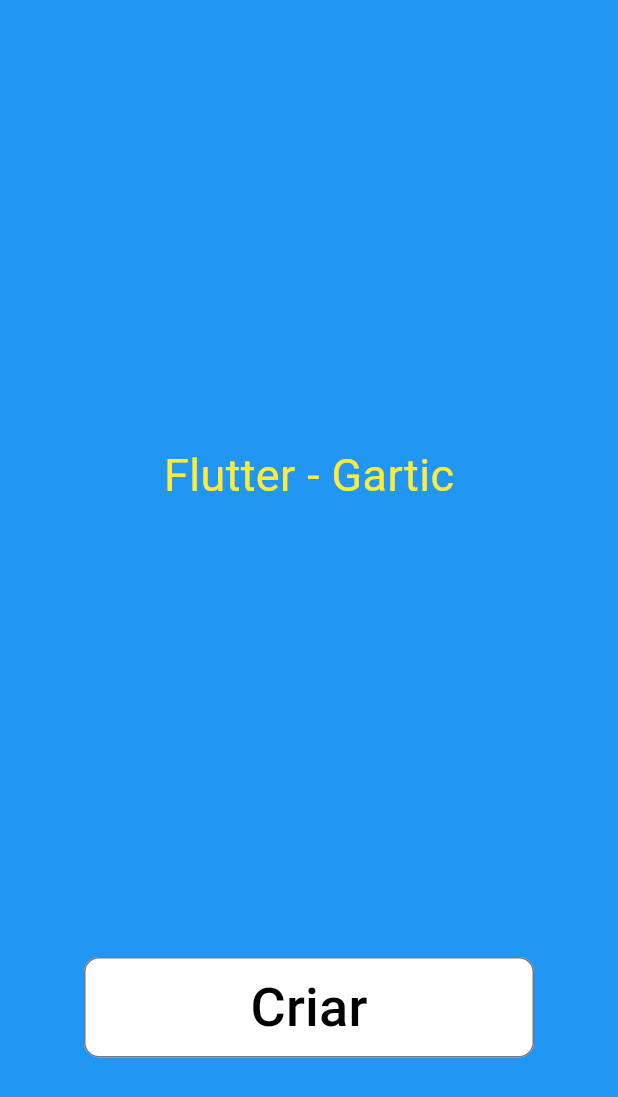
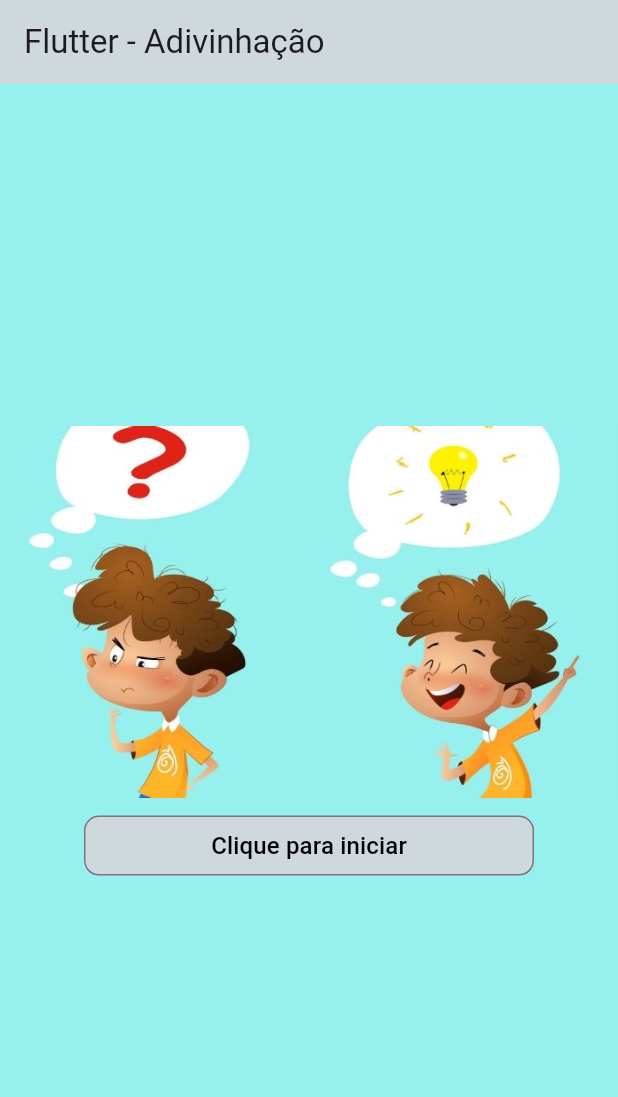
Before and after one commit to johnoliveira97/gartic_with_flutter, a Flutter app: the screen it shows after launch, on a phone screen of 412 x 824 dp. Shown: the top 1097 px of the screen. Run offline on Flutter 3.47's test engine with Material 2 defaults, Android fonts, the phone set to English and light mode, and no system bars.

Commit message:
feature(Home): alteração de layout

```diff
--- a/lib/main.dart
+++ b/lib/main.dart
@@ -13,7 +13,7 @@
   @override
   Widget build(BuildContext context) {
     return MaterialApp(
-      title: 'Flutter - Gartic',
+      title: 'Flutter - Adivinhação',
       theme: ThemeData(
         colorScheme: ColorScheme.fromSeed(seedColor: Colors.deepPurple),
         useMaterial3: true,
@@ -27,6 +27,7 @@
         '/': (context) => const GameWidget(),
         '/draw': (context) => const DrawWidget(),
       },
+      debugShowCheckedModeBanner: false,
     );
   }
 }
--- a/lib/screens/game.dart
+++ b/lib/screens/game.dart
@@ -22,7 +22,7 @@
         width: 300,
         child: OutlinedButton(
             style: ButtonStyle(
-              backgroundColor: MaterialStateProperty.all(Colors.white),
+              backgroundColor: MaterialStateProperty.all(Colors.blueGrey[100]),
               shape: MaterialStateProperty.all<RoundedRectangleBorder>(
                 RoundedRectangleBorder(
                   borderRadius: BorderRadius.circular(10),
@@ -32,7 +32,7 @@
             child: Padding(
                 padding: EdgeInsets.all(8),
                 child: Text(label,
-                    style: TextStyle(fontSize: 36, color: Colors.black))),
+                    style: TextStyle(fontSize: 16, color: Colors.black))),
             onPressed: () {
               _createGame(isCreator);
             }),
@@ -59,6 +59,7 @@
                       setState(() {
                         goToNextRoute(context, '/draw');
                       });
+                      goToNextRoute(context, '/draw');
                     }
                   },
                   child: const Text("Jogar")),
@@ -88,41 +89,27 @@
 
   @override
   Widget build(BuildContext context) {
-    var text = "Flutter - Gartic";
+    var text = "Flutter - Adivinhação";
     return Scaffold(
-      backgroundColor: Colors.blue,
-      body: SingleChildScrollView(
-          child: Stack(
-        children: [
-          SizedBox(
-              height: 1000,
-              width: 700,
-              child: Center(
-                  child: Column(
-                      mainAxisAlignment: MainAxisAlignment.center,
-                      crossAxisAlignment: CrossAxisAlignment.center,
-                      children: [
-                    Center(
-                      child: Column(
-                          mainAxisAlignment: MainAxisAlignment.center,
-                          crossAxisAlignment: CrossAxisAlignment.center,
-                          children: [
-                            Text(
-                              text,
-                              style: const TextStyle(
-                                  fontSize: 30, color: Colors.yellow),
-                            )
-                          ]),
-                    ),
-                    const SizedBox(height: 300),
-                    Column(
-                        mainAxisAlignment: MainAxisAlignment.center,
-                        children: [
-                          _buildButton("Criar", true),
-                        ])
-                  ]))),
-        ],
-      )),
+      appBar: AppBar(
+        title: Text(text),
+        backgroundColor: Colors.blueGrey[100],
+      ),
+      backgroundColor: const Color.fromRGBO(150, 240, 238, 1),
+      body: Center(
+        child: Column(
+          mainAxisAlignment: MainAxisAlignment.center,
+          children: [
+            Image.asset(
+              'images/home.jpeg',
+            ),
+            Padding(
+              padding: EdgeInsets.all(8),
+              child: _buildButton('Clique para iniciar', true),
+            )
+          ],
+        ),
+      ),
     );
   }
 
--- a/pubspec.yaml
+++ b/pubspec.yaml
@@ -62,6 +62,7 @@
   assets:
     - images/5SM.gif
     - images/boy.gif
+    - images/home.jpeg
   #   - images/a_dot_ham.jpeg
 
   # An image asset can refer to one or more resolution-specific "variants", see
```
Also changed, not shown: images/home.jpeg (added), 1 other file.
